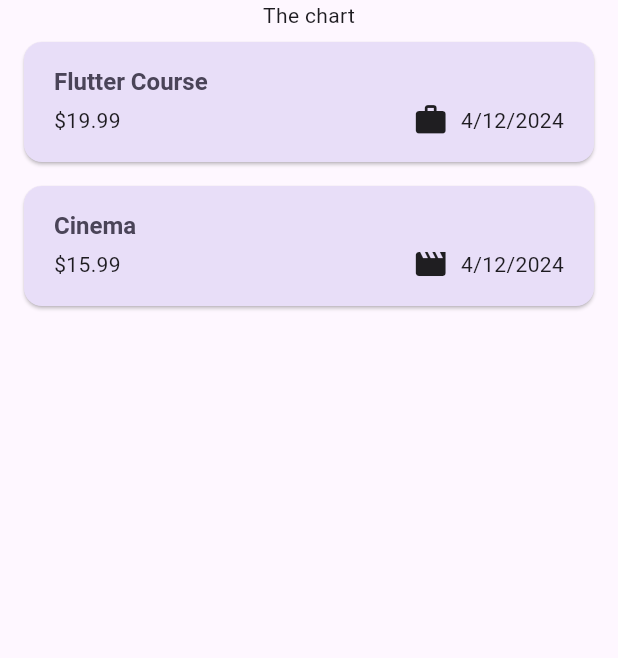
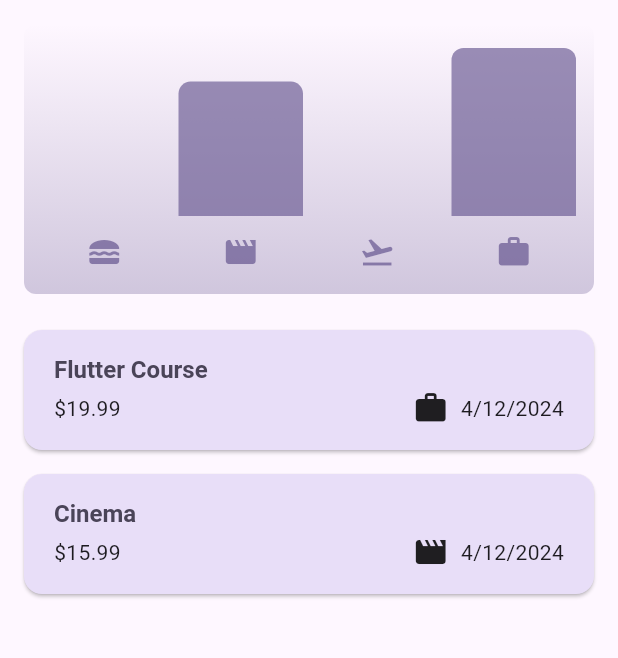
Before and after one commit to shihyuchou621/expense_track, a Flutter app: the screen it shows after launch, on a phone screen of 412 x 824 dp, the part 84-742 px from its top. Run offline on Flutter 3.47's test engine with Material 3 defaults, Android fonts, the phone set to English and light mode, and no system bars.

Commit message:
feat: chart feature

```diff
--- a/lib/model/expense.dart
+++ b/lib/models/expense.dart
@@ -33,3 +33,30 @@ class Expense {
     return formatter.format(date);
   }
 }
+
+class ExpenseBucket {
+  const ExpenseBucket({
+    required this.category,
+    required this.expenses,
+  });
+
+// 添加額外的構造函數
+// 使用方式：ExpenseBucket bucket = ExpenseBucket.forCategory(allExpenses, category);
+  ExpenseBucket.forCategory(List<Expense> allExpenses, this.category)
+      : expenses = allExpenses
+            .where((expense) => expense.category == category)
+            .toList();
+
+  final Category category;
+  final List<Expense> expenses;
+
+  double get totalExpenses {
+    double sum = 0;
+
+    for (final expense in expenses) {
+      sum += expense.amount;
+    }
+
+    return sum;
+  }
+}
--- /dev/null
+++ b/lib/widgets/chart/chart.dart
@@ -0,0 +1,95 @@
+import 'package:flutter/material.dart';
+
+import 'package:expense_tracker/models/expense.dart';
+import 'package:expense_tracker/widgets/chart/chart_bar.dart';
+
+class Chart extends StatelessWidget {
+  const Chart({super.key, required this.expenses});
+
+  final List<Expense> expenses;
+
+  List<ExpenseBucket> get buckets {
+    return [
+      ExpenseBucket.forCategory(expenses, Category.food),
+      ExpenseBucket.forCategory(expenses, Category.leisure),
+      ExpenseBucket.forCategory(expenses, Category.travel),
+      ExpenseBucket.forCategory(expenses, Category.work),
+    ];
+  }
+
+  double get maxTotalExpense {
+    double maxTotalExpense = 0;
+
+    for (final bucket in buckets) {
+      if (bucket.totalExpenses > maxTotalExpense) {
+        maxTotalExpense = bucket.totalExpenses;
+      }
+    }
+
+    return maxTotalExpense;
+  }
+
+  @override
+  Widget build(BuildContext context) {
+    final isDarkMode =
+        MediaQuery.of(context).platformBrightness == Brightness.dark;
+    return Container(
+      margin: const EdgeInsets.all(16),
+      padding: const EdgeInsets.symmetric(
+        vertical: 16,
+        horizontal: 8,
+      ),
+      width: double.infinity,
+      height: 180,
+      decoration: BoxDecoration(
+        borderRadius: BorderRadius.circular(8),
+        gradient: LinearGradient(
+          colors: [
+            Theme.of(context).colorScheme.primary.withOpacity(0.3),
+            Theme.of(context).colorScheme.primary.withOpacity(0.0)
+          ],
+          begin: Alignment.bottomCenter,
+          end: Alignment.topCenter,
+        ),
+      ),
+      child: Column(
+        children: [
+          Expanded(
+            child: Row(
+              crossAxisAlignment: CrossAxisAlignment.end,
+              children: [
+                for (final bucket in buckets) // alternative to map()
+                  ChartBar(
+                    fill: bucket.totalExpenses == 0
+                        ? 0
+                        : bucket.totalExpenses / maxTotalExpense,
+                  )
+              ],
+            ),
+          ),
+          const SizedBox(height: 12),
+          Row(
+            children: buckets
+                .map(
+                  (bucket) => Expanded(
+                    child: Padding(
+                      padding: const EdgeInsets.symmetric(horizontal: 4),
+                      child: Icon(
+                        categoryIcons[bucket.category],
+                        color: isDarkMode
+                            ? Theme.of(context).colorScheme.secondary
+                            : Theme.of(context)
+                                .colorScheme
+                                .primary
+                                .withOpacity(0.7),
+                      ),
+                    ),
+                  ),
+                )
+                .toList(),
+          )
+        ],
+      ),
+    );
+  }
+}
--- /dev/null
+++ b/lib/widgets/chart/chart_bar.dart
@@ -0,0 +1,35 @@
+import 'package:flutter/material.dart';
+
+class ChartBar extends StatelessWidget {
+  const ChartBar({
+    super.key,
+    required this.fill,
+  });
+
+  final double fill;
+
+  @override
+  Widget build(BuildContext context) {
+    final isDarkMode =
+        MediaQuery.of(context).platformBrightness == Brightness.dark;
+    return Expanded(
+      child: Padding(
+        padding: const EdgeInsets.symmetric(horizontal: 4),
+        // FractionallySizedBox：根據父元件的大小，將子元件的大小設為百分比
+        child: FractionallySizedBox(
+          heightFactor: fill,
+          child: DecoratedBox(
+            decoration: BoxDecoration(
+              shape: BoxShape.rectangle,
+              borderRadius:
+                  const BorderRadius.vertical(top: Radius.circular(8)),
+              color: isDarkMode
+                  ? Theme.of(context).colorScheme.secondary
+                  : Theme.of(context).colorScheme.primary.withOpacity(0.65),
+            ),
+          ),
+        ),
+      ),
+    );
+  }
+}
--- a/lib/widgets/expenses.dart
+++ b/lib/widgets/expenses.dart
@@ -1,5 +1,6 @@
+import 'package:expense_tracker/widgets/chart/chart.dart';
 import 'package:expense_tracker/widgets/expenses_list/expenses_list.dart';
-import 'package:expense_tracker/model/expense.dart';
+import 'package:expense_tracker/models/expense.dart';
 import 'package:expense_tracker/widgets/new_expense.dart';
 import 'package:flutter/material.dart';
 
@@ -93,7 +94,7 @@ class _ExpensesState extends State<Expenses> {
       ),
       body: Column(
         children: [
-          const Text('The chart'),
+          Chart(expenses: _registeredExpenses),
           // 使用Expanded以填滿剩餘空間
           Expanded(
             child: mainContent,
--- a/lib/widgets/expenses_list/expenses_item.dart
+++ b/lib/widgets/expenses_list/expenses_item.dart
@@ -1,4 +1,4 @@
-import 'package:expense_tracker/model/expense.dart';
+import 'package:expense_tracker/models/expense.dart';
 import 'package:flutter/material.dart';
 
 class ExpenseItem extends StatelessWidget {
--- a/lib/widgets/expenses_list/expenses_list.dart
+++ b/lib/widgets/expenses_list/expenses_list.dart
@@ -1,4 +1,4 @@
-import 'package:expense_tracker/model/expense.dart';
+import 'package:expense_tracker/models/expense.dart';
 import 'package:expense_tracker/widgets/expenses_list/expenses_item.dart';
 import 'package:flutter/material.dart';
 
--- a/lib/widgets/new_expense.dart
+++ b/lib/widgets/new_expense.dart
@@ -1,5 +1,5 @@
 import 'package:flutter/material.dart';
-import 'package:expense_tracker/model/expense.dart'; // 引入expense後expense內有引用的套件(intl)也會被引入
+import 'package:expense_tracker/models/expense.dart'; // 引入expense後expense內有引用的套件(intl)也會被引入
 
 class NewExpense extends StatefulWidget {
   const NewExpense({super.key, required this.onAddExpense});
```
